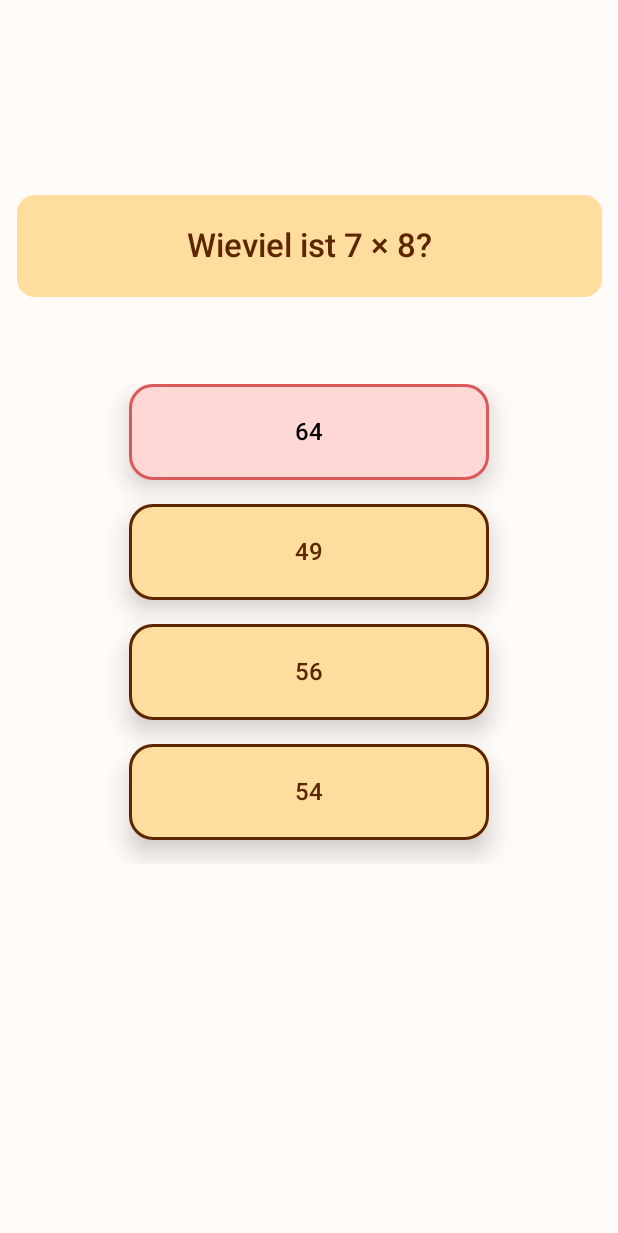
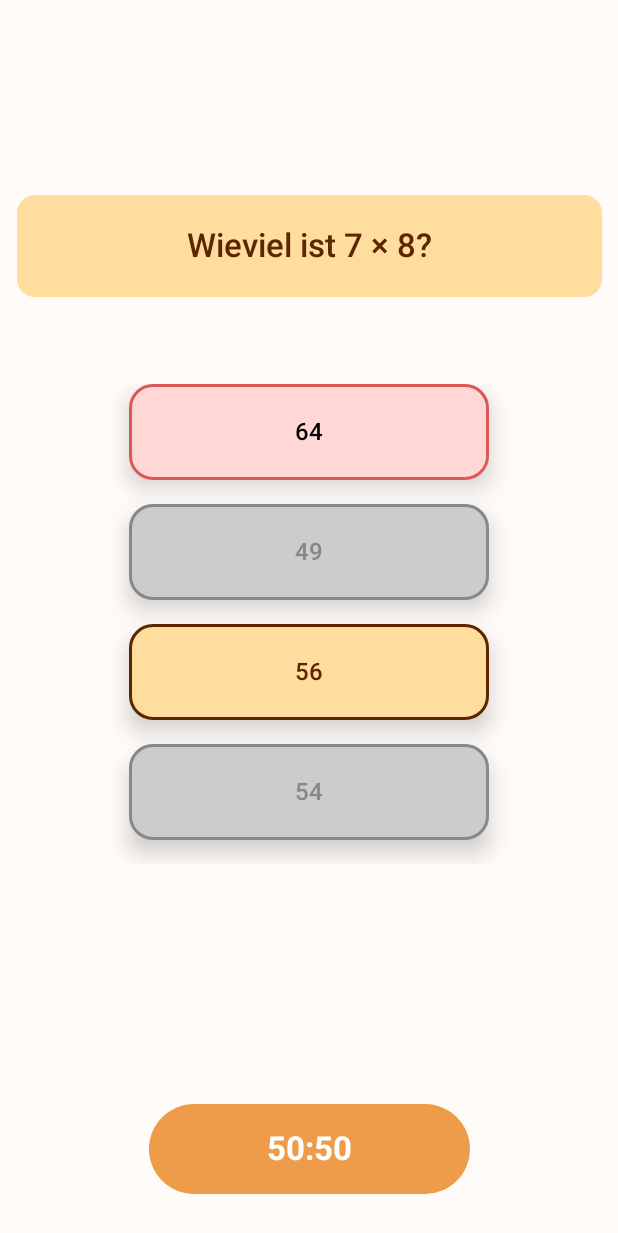
Before and after one commit to JensHuelsenbeck/Guizz, an Android app built with Jetpack Compose: the QuizScreen screen opened through its navigation route, after a tap on "64", on a phone screen of 412 x 824 dp. Shown: the top 1233 px of the screen. Run offline under Robolectric (Android 15) with nearby library versions, the phone set to English and light mode, and no system bars; 1 other tap on this screen came first.

Commit message:
50:50 Joker eingebaut

```diff
--- a/app/src/main/java/com/example/guizz/ui/components/AnswerButton.kt
+++ b/app/src/main/java/com/example/guizz/ui/components/AnswerButton.kt
@@ -12,6 +12,7 @@ import androidx.compose.foundation.shape.RoundedCornerShape
 import androidx.compose.material3.MaterialTheme
 import androidx.compose.material3.Text
 import androidx.compose.runtime.Composable
+import androidx.compose.runtime.LaunchedEffect
 import androidx.compose.runtime.getValue
 import androidx.compose.runtime.mutableStateOf
 import androidx.compose.runtime.remember
@@ -54,16 +55,17 @@ fun AnswerButton(
     val textColor = when (state) {
         AnswerState.DEFAULT -> MaterialTheme.colorScheme.onPrimaryContainer
         AnswerState.CLICKED -> if (isDark) Color.White else Color.Black
+        AnswerState.REMOVED -> Color.Gray
     }
 
     val backgroundColor = when (state) {
         AnswerState.DEFAULT -> MaterialTheme.colorScheme.primaryContainer
-
         AnswerState.CLICKED -> if (answer.isRight) {
             if (isDark) RightBackgroundDark else RightBackgroundLight
         } else {
             if (isDark) WrongBackgroundDark else WrongBackgroundLight
         }
+        AnswerState.REMOVED -> Color.LightGray
     }
     // Rahmenfarbe
     val borderColor = when (state) {
@@ -73,8 +75,13 @@ fun AnswerButton(
         } else {
             if (isDark) WrongBorderDark else WrongBorderLight
         }
+        AnswerState.REMOVED -> Color.Gray
     }
     val shadowColor = if (isDark) borderColor else Color.Black
+
+    LaunchedEffect(currentState) {
+        state = currentState
+    }
 
     Box(
         modifier = modifier
@@ -94,28 +101,25 @@ fun AnswerButton(
             )
             .combinedClickable(
                 onClick = {
+                    if (state == AnswerState.REMOVED) return@combinedClickable
+
                     if (answer.isRight) {
-                        // direkt den State setzten
                         state = AnswerState.CLICKED
-
-                        // Verzögerung und dann Callback
                         scope.launch {
-                            delay(2_000)                 // 2 Sekunden
+                            delay(2000)
                             onClickOnAnswer()
                             state = AnswerState.DEFAULT
                         }
-
                     } else {
                         state = AnswerState.CLICKED
-
                         scope.launch {
-                            delay(2_000)                 // 2 Sekunden
+                            delay(2000)
                             onNavigateToEndScreen()
                             state = AnswerState.DEFAULT
-
                         }
                     }
-                })
+                }
+            )
     ) {
         Text(
             text = answer.text,
--- a/app/src/main/java/com/example/guizz/ui/components/AnswerList.kt
+++ b/app/src/main/java/com/example/guizz/ui/components/AnswerList.kt
@@ -1,6 +1,5 @@
 package com.example.guizz.ui.components
 
-import android.util.Log
 import androidx.compose.foundation.layout.padding
 import androidx.compose.foundation.lazy.LazyColumn
 import androidx.compose.foundation.lazy.items
@@ -21,24 +20,30 @@ fun AnswerList(
     question: Question,
     onNavigateToEndScreen: (Answer) -> Unit,
     quizViewModel: QuizViewModel,
+    activateFiftyFifty: Boolean,
     modifier: Modifier = Modifier,
 ) {
-
     var clickedAnswer by remember { mutableStateOf(false) }
     var showPopUp by remember { mutableStateOf(false) }
     var tempAnswer by remember { mutableStateOf<Answer?>(null) }
-    var shuffleList = question.answers.shuffled()
+    val shuffleList = remember(question) { question.answers.shuffled() }
+
+    val removedAnswers = remember(question, activateFiftyFifty) {
+        if (activateFiftyFifty) {
+            question.answers.filter { !it.isRight }.shuffled().take(2)
+        } else emptyList()
+    }
 
     LazyColumn(modifier = modifier.padding(top = 8.dp)) {
         items(shuffleList) { answer ->
-            val state = if (clickedAnswer) {
-                // schon geklickt → nur das gewählte in DEFAULT, alle anderen in REMOVED
-                if (answer == tempAnswer) AnswerState.DEFAULT
-                else AnswerState.CLICKED
-            } else {
-                // noch nichts geklickt → alle in DEFAULT
-                AnswerState.DEFAULT
+            val isRemoved = removedAnswers.contains(answer)
+
+            val state = when {
+                isRemoved -> AnswerState.REMOVED
+                clickedAnswer -> if (answer == tempAnswer) AnswerState.DEFAULT else AnswerState.CLICKED
+                else -> AnswerState.DEFAULT
             }
+
             AnswerButton(
                 answer = answer,
                 onClickOnAnswer = {
@@ -46,8 +51,7 @@ fun AnswerList(
                         clickedAnswer = true
                         showPopUp = true
                         tempAnswer = answer
-                    }
-                    else {
+                    } else {
                         showPopUp = true
                         tempAnswer = answer
                     }
@@ -57,23 +61,20 @@ fun AnswerList(
             )
         }
     }
+
     if (showPopUp) {
-        Log.d("Answer Counter", "Counter = ${quizViewModel.rightAnswers}")
         PopUp(
             onNavigateToEndScreen = {
                 onNavigateToEndScreen(tempAnswer!!)
                 quizViewModel.rightAnswers += 1
                 showPopUp = false
-
             },
             onConfirm = {
                 quizViewModel.rightAnswers += 1
                 quizViewModel.loadNextQuestion()
-
                 quizViewModel.deleteQuestion(question = question)
                 showPopUp = false
                 clickedAnswer = false
-                Log.d("PopUponConfirm", "Counter +1")
             },
             clickedAnswer = clickedAnswer,
             rightAnswers = quizViewModel.rightAnswers,
--- a/app/src/main/java/com/example/guizz/ui/model/Answer.kt
+++ b/app/src/main/java/com/example/guizz/ui/model/Answer.kt
@@ -9,5 +9,6 @@ data class Answer(
 )
 enum class AnswerState {
     DEFAULT,
-    CLICKED
+    CLICKED,
+    REMOVED
 }
--- a/app/src/main/java/com/example/guizz/ui/views/QuizScreen.kt
+++ b/app/src/main/java/com/example/guizz/ui/views/QuizScreen.kt
@@ -6,15 +6,21 @@ import androidx.compose.foundation.layout.fillMaxSize
 import androidx.compose.foundation.layout.height
 import androidx.compose.foundation.layout.padding
 import androidx.compose.foundation.layout.width
+import androidx.compose.material3.Button
 import androidx.compose.material3.Card
 import androidx.compose.material3.CardDefaults
 import androidx.compose.material3.MaterialTheme
 import androidx.compose.material3.Text
 import androidx.compose.runtime.Composable
+import androidx.compose.runtime.LaunchedEffect
 import androidx.compose.runtime.collectAsState
 import androidx.compose.runtime.getValue
+import androidx.compose.runtime.mutableStateOf
+import androidx.compose.runtime.setValue
+import androidx.compose.runtime.remember
 import androidx.compose.ui.Alignment
 import androidx.compose.ui.Modifier
+import androidx.compose.ui.graphics.Color
 import androidx.compose.ui.text.font.FontWeight
 import androidx.compose.ui.text.style.TextAlign
 import androidx.compose.ui.unit.dp
@@ -28,6 +34,11 @@ fun QuizScreen(
     onNavigateToEndScreen: (Answer) -> Unit
 ) {
     val question by quizViewModel.tempQuestion.collectAsState()
+    var activateFiftyFifty by remember { mutableStateOf(false) }
+
+    LaunchedEffect(question) {
+        activateFiftyFifty = false
+    }
 
     Column(horizontalAlignment = Alignment.CenterHorizontally, modifier = Modifier.fillMaxSize()) {
         Spacer(Modifier.height(50.dp))
@@ -46,11 +57,30 @@ fun QuizScreen(
                 fontWeight = FontWeight.SemiBold
             )
         }
+
         Spacer(Modifier.height(50.dp))
+
         AnswerList(
             question = question,
             onNavigateToEndScreen = onNavigateToEndScreen,
-            quizViewModel = quizViewModel
+            quizViewModel = quizViewModel,
+            activateFiftyFifty = activateFiftyFifty
         )
+        Spacer(Modifier.height(70.dp))
+        Button(
+            onClick = { activateFiftyFifty = true },
+            modifier = Modifier.padding(top = 90.dp)
+        ) {
+            Text(
+                text = "50:50",
+                color = Color.White,
+                style = MaterialTheme.typography.titleLarge,
+                textAlign = TextAlign.Center,
+                fontWeight = FontWeight.Bold,
+                modifier = Modifier
+                    .padding(8.dp)
+                    .width(150.dp)
+            )
+        }
     }
 }
```
